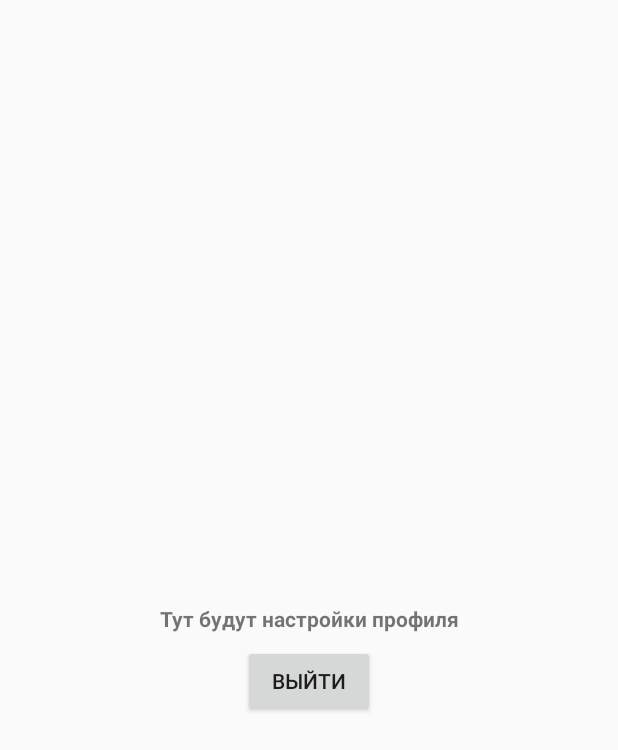
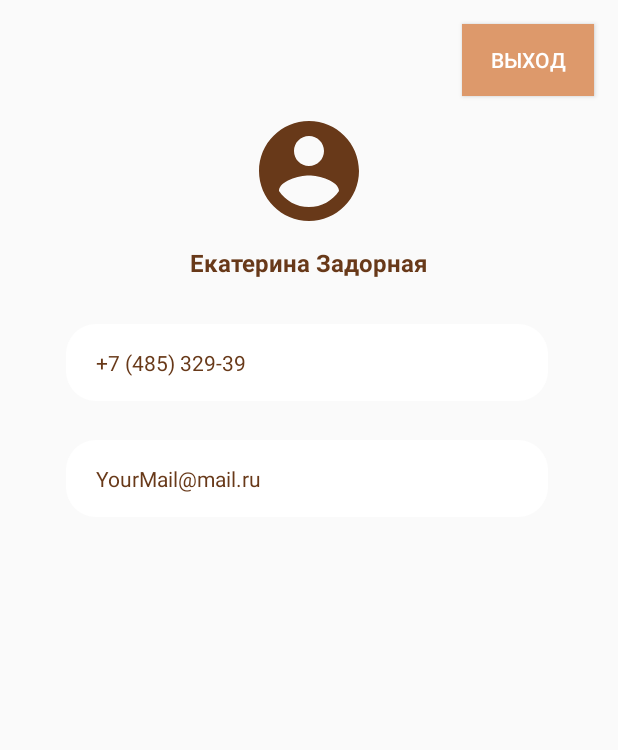
Before and after one commit to anskesh/My-psychologist, an Android app: the layout fragment_profile.xml on its own in the app's theme, with its tools: preview values and no code run, on a phone screen of 412 x 824 dp. Shown: the top 750 px of the screen. Run offline under Robolectric (Android 15) with nearby library versions, the phone set to English and light mode, and no system bars.

Commit message:
add profile's content

```diff
--- a/app/src/main/java/com/efimcompany/mypsychologist/MainActivity.kt
+++ b/app/src/main/java/com/efimcompany/mypsychologist/MainActivity.kt
@@ -32,7 +32,7 @@ class MainActivity : AppCompatActivity() {
     }
 
     private fun initFunc() {
-        if (AUTH.currentUser!= null){
+        if (AUTH.currentUser == null){
             replaceFragment(MessangerFragment(), false)
         }
         else{
--- /dev/null
+++ b/app/src/main/res/drawable/borderadius20px.xml
@@ -0,0 +1,6 @@
+<?xml version="1.0" encoding="UTF-8"?>
+<shape xmlns:android="http://schemas.android.com/apk/res/android">
+    <solid android:color="#FFFFFF"/>
+    <corners android:radius="20dp"/>
+    <padding android:left="0dp" android:top="0dp" android:right="0dp" android:bottom="0dp" />
+</shape>
--- a/app/src/main/res/layout/fragment_message_from_messages.xml
+++ b/app/src/main/res/layout/fragment_message_from_messages.xml
@@ -4,7 +4,7 @@
     xmlns:tools="http://schemas.android.com/tools"
     android:layout_width="match_parent"
     android:layout_height="wrap_content"
-    android:background="@color/white"
+    android:background="@drawable/borderadius20px"
     >
 
     <TextView
--- a/app/src/main/res/layout/fragment_profile.xml
+++ b/app/src/main/res/layout/fragment_profile.xml
@@ -5,25 +5,99 @@
     android:layout_height="match_parent"
     android:background="#00DAD1CB">
 
-    <TextView
-        android:id="@+id/textView"
-        android:layout_width="wrap_content"
-        android:layout_height="wrap_content"
-        android:text="Тут будут настройки профиля"
-        android:textAlignment="center"
-        android:textStyle="bold"
-        app:layout_constraintBottom_toBottomOf="parent"
-        app:layout_constraintEnd_toEndOf="parent"
-        app:layout_constraintStart_toStartOf="parent"
-        app:layout_constraintTop_toTopOf="parent" />
-
     <Button
         android:id="@+id/btn_exit_profile"
         android:layout_width="wrap_content"
         android:layout_height="wrap_content"
-        android:layout_marginTop="8dp"
-        android:text="Выйти"
+        android:layout_marginTop="16dp"
+        android:layout_marginEnd="16dp"
+        android:background="@color/orange_neutral"
+        android:text="Выход"
+        android:textColor="@color/white"
+        app:layout_constraintEnd_toEndOf="parent"
+        app:layout_constraintTop_toTopOf="parent" />
+
+    <TextView
+        android:id="@+id/textView2"
+        android:layout_width="wrap_content"
+        android:layout_height="wrap_content"
+        android:layout_marginStart="80dp"
+        android:layout_marginTop="10dp"
+        android:layout_marginEnd="80dp"
+        android:text="Екатерина Задорная"
+        android:textColor="@color/orange_dark"
+        android:textSize="16sp"
+        android:textStyle="bold"
         app:layout_constraintEnd_toEndOf="parent"
         app:layout_constraintStart_toStartOf="parent"
-        app:layout_constraintTop_toBottomOf="@+id/textView" />
+        app:layout_constraintTop_toBottomOf="@+id/imageButton" />
+
+    <ImageButton
+        android:id="@+id/imageButton"
+        android:layout_width="80dp"
+        android:layout_height="80dp"
+        android:layout_marginTop="74dp"
+        android:background="#00FFFFFF"
+        android:scaleType="fitXY"
+        android:tint="@color/orange_dark"
+        app:layout_constraintEnd_toEndOf="parent"
+        app:layout_constraintStart_toStartOf="parent"
+        app:layout_constraintTop_toTopOf="parent"
+        app:srcCompat="@drawable/ic_baseline_account_circle" />
+
+    <EditText
+        android:id="@+id/editTextPhone"
+        style="@style/Widget.AppCompat.Light.AutoCompleteTextView"
+        android:layout_width="0dp"
+        android:layout_height="wrap_content"
+        android:layout_marginTop="30dp"
+        android:background="@drawable/borderadius20px"
+        android:ems="10"
+        android:hint="+7 (485) 329-39"
+        android:inputType="phone"
+        android:paddingLeft="20dp"
+        android:paddingTop="16dp"
+        android:paddingBottom="16dp"
+        android:textColorHint="@color/orange_dark"
+        android:textSize="14sp"
+        app:layout_constraintEnd_toStartOf="@+id/guideline2"
+        app:layout_constraintStart_toStartOf="@+id/guideline"
+        app:layout_constraintTop_toBottomOf="@+id/textView2" />
+
+    <EditText
+        android:id="@+id/editTextTextEmailAddress"
+        android:layout_width="0dp"
+        android:layout_height="wrap_content"
+        android:layout_marginTop="26dp"
+        android:ems="10"
+        android:background="@drawable/borderadius20px"
+        android:paddingLeft="20dp"
+        android:textSize="14sp"
+        android:paddingTop="16dp"
+        android:hint="YourMail@mail.ru"
+        android:textColorHint="@color/orange_dark"
+        android:paddingBottom="16dp"
+        android:inputType="textEmailAddress"
+        app:layout_constraintEnd_toStartOf="@+id/guideline2"
+        app:layout_constraintStart_toStartOf="@+id/guideline"
+        app:layout_constraintTop_toBottomOf="@+id/editTextPhone" />
+
+    <androidx.constraintlayout.widget.Guideline
+        android:id="@+id/guideline"
+        android:layout_width="wrap_content"
+        android:layout_height="wrap_content"
+        android:layout_marginStart="47dp"
+        android:orientation="vertical"
+        app:layout_constraintGuide_begin="44dp"
+        app:layout_constraintStart_toStartOf="parent" />
+
+    <androidx.constraintlayout.widget.Guideline
+        android:id="@+id/guideline2"
+        android:layout_width="wrap_content"
+        android:layout_height="wrap_content"
+        android:layout_marginEnd="47dp"
+        android:orientation="vertical"
+        app:layout_constraintEnd_toEndOf="parent"
+        app:layout_constraintGuide_end="47dp" />
+
 </androidx.constraintlayout.widget.ConstraintLayout>
--- a/app/src/main/res/values-night/themes.xml
+++ b/app/src/main/res/values-night/themes.xml
@@ -1,6 +1,6 @@
 <resources xmlns:tools="http://schemas.android.com/tools">
     <!-- Base application theme. -->
-    <style name="Theme.MyPsychologist" parent="Theme.AppCompat.DayNight.DarkActionBar">
+    <style name="Theme.MyPsychologist" parent="Theme.AppCompat.DayNight.NoActionBar">
         <!-- Primary brand color. -->
         <item name="colorPrimary">@color/orange_neutral</item>
         <item name="colorPrimaryVariant">@color/orange_neutral</item>
--- a/app/src/main/res/values/colors.xml
+++ b/app/src/main/res/values/colors.xml
@@ -8,6 +8,6 @@
     <color name="black">#FF000000</color>
     <color name="white">#FFFFFFFF</color>
     <color name="orange_neutral">#DD996B</color>
-    <color name="orange_light">#DAD1CB</color>
+    <color name="orange_light">#EDE6E2</color>
     <color name="orange_dark">#683919</color>
 </resources>
--- a/app/src/main/res/values/themes.xml
+++ b/app/src/main/res/values/themes.xml
@@ -1,6 +1,6 @@
 <resources xmlns:tools="http://schemas.android.com/tools">
     <!-- Base application theme. -->
-    <style name="Theme.MyPsychologist" parent="Theme.AppCompat.DayNight.DarkActionBar">
+    <style name="Theme.MyPsychologist" parent="Theme.AppCompat.DayNight.NoActionBar">
         <!-- Primary brand color. -->
         <item name="colorPrimary">@color/orange_neutral</item>
         <item name="colorPrimaryVariant">@color/orange_neutral</item>
```
